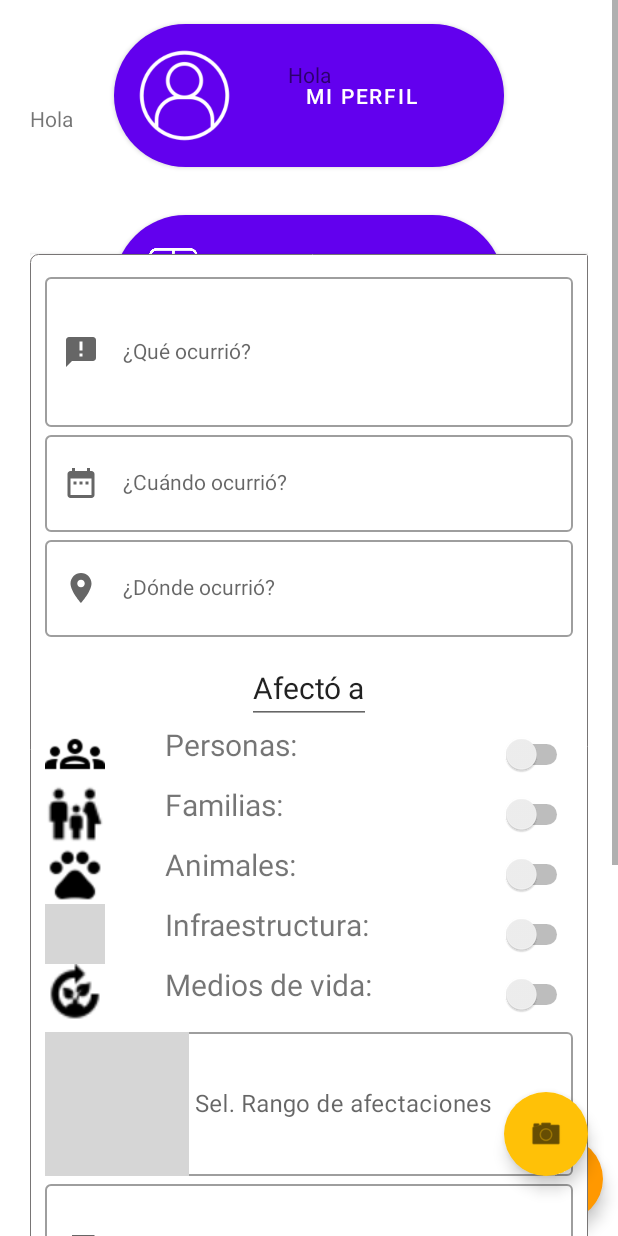
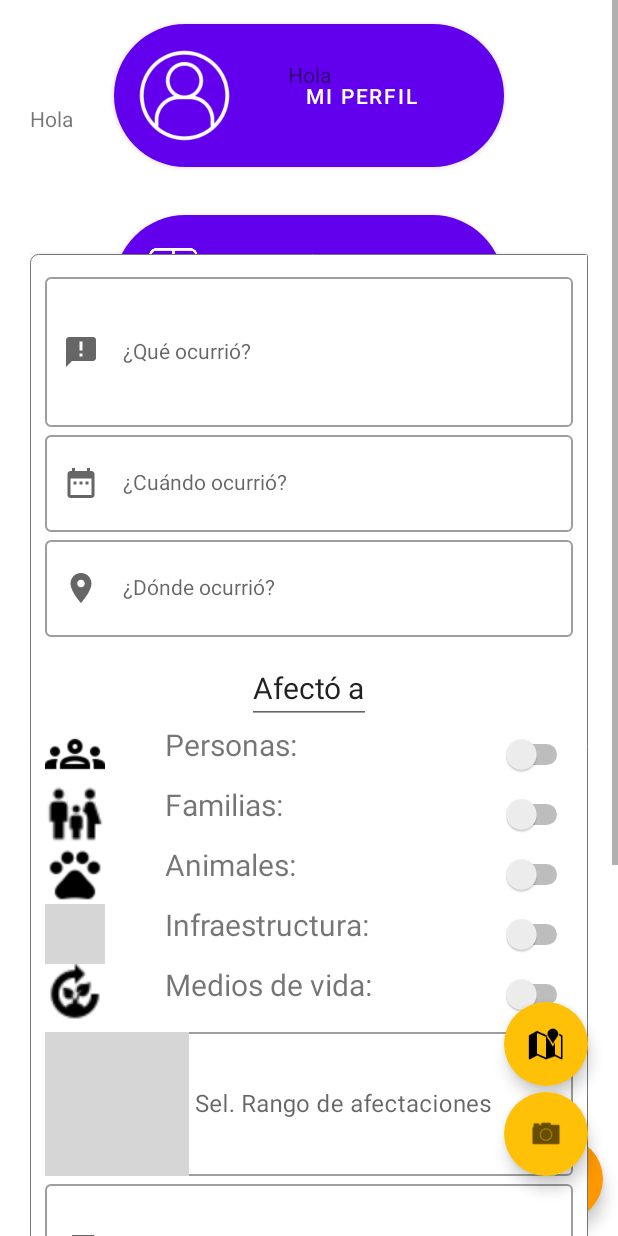
Before and after one commit to dariofa99/AlercomApp, an Android app: the fragment CreateAlertFragment placed in its activity, on a phone screen of 412 x 824 dp. Run offline under Robolectric (Android 15) with nearby library versions, the phone set to English and light mode, and no system bars; pictures from the network do not load; 6 statements that could not run were skipped; grey boxes are pictures that could not be loaded.

Commit message:
feature: se agrego funcionalidad de actualizar alertas

```diff
--- a/app/build.gradle
+++ b/app/build.gradle
@@ -2,6 +2,7 @@ plugins {
     id 'com.android.application'
     id 'org.jetbrains.kotlin.android'
     id("androidx.navigation.safeargs.kotlin")
+    id 'com.google.android.libraries.mapsplatform.secrets-gradle-plugin'
 }
 
 android {
@@ -9,7 +10,7 @@ android {
 
     defaultConfig {
         applicationId "com.alercom.app"
-        minSdk 21
+        minSdk 19
         targetSdk 31
         versionCode 1
         versionName "1.0"
@@ -72,4 +73,6 @@ dependencies {
     // Testing Fragments in Isolation
     debugImplementation("androidx.fragment:fragment-testing:$fragment_version")
     implementation 'com.squareup.picasso:picasso:2.5.2'
+    implementation 'com.google.android.gms:play-services-maps:18.0.2'
+
 }
--- a/app/src/main/java/com/alercom/app/network/ApiRequest.kt
+++ b/app/src/main/java/com/alercom/app/network/ApiRequest.kt
@@ -23,7 +23,7 @@ val cliente:OkHttpClient = OkHttpClient.Builder().apply {
 
 
 val retrofit =  Retrofit.Builder()
-    .baseUrl(BASE_ROOT)
+    .baseUrl(BASE_LOCAL_ROOT)
     .client(cliente)
     .addConverterFactory(GsonConverterFactory.create())
     .addCallAdapterFactory(CoroutineCallAdapterFactory())
--- a/app/src/main/java/com/alercom/app/request/CreateAlert.kt
+++ b/app/src/main/java/com/alercom/app/request/CreateAlertRequest.kt
@@ -2,7 +2,7 @@ package com.alercom.app.request
 
 import com.google.gson.annotations.SerializedName
 
-data class CreateAlert(
+data class CreateAlertRequest(
     @SerializedName("event_description"           ) val eventDescription: String? = null,
     @SerializedName("event_date"                  ) val eventDate: String?  = null,
     @SerializedName("event_place"                 ) val eventPlace: String?  = null,
--- a/app/src/main/java/com/alercom/app/response/alerts/create/CreateAlert.kt
+++ b/app/src/main/java/com/alercom/app/response/alerts/update/UpdateAlertResponse.kt
@@ -4,7 +4,7 @@ package com.alercom.app.response.alerts.create
 import com.alercom.app.data.model.Alert
 import com.google.gson.annotations.SerializedName
 
-data class CreateAlert(
+data class UpdateAlertResponse(
        @SerializedName("alert"  ) var event  : Alert? = Alert(),
        @SerializedName("errors" ) var errors : ArrayList<String> = arrayListOf()
 
--- a/app/src/main/java/com/alercom/app/services/AlertService.kt
+++ b/app/src/main/java/com/alercom/app/services/AlertService.kt
@@ -1,7 +1,8 @@
 package com.alercom.app.services
 
 
-import com.alercom.app.response.alerts.create.CreateAlert
+import com.alercom.app.request.CreateAlertRequest
+import com.alercom.app.response.alerts.create.UpdateAlertResponse
 import com.alercom.app.response.alerts.edit.EditAlertResponse
 import com.alercom.app.response.alerts.list.ListAlertResponse
 import okhttp3.MultipartBody
@@ -15,12 +16,19 @@ interface AlertService {
 
     @Multipart
     @POST("api/v1/events")
-    fun store(@PartMap map: HashMap<String, RequestBody>, @Part image: MultipartBody.Part): Call<CreateAlert>
+    fun store(@PartMap map: HashMap<String, RequestBody>, @Part image: MultipartBody.Part): Call<UpdateAlertResponse>
     @POST("api/v1/events")
-    fun storeWithOuImage(@Body eventAlert: com.alercom.app.request.CreateAlert): Call<CreateAlert>
+    fun storeWithOuImage(@Body eventAlertRequest: CreateAlertRequest): Call<UpdateAlertResponse>
     @GET("api/v1/events")
     fun index(): Call<ListAlertResponse>
 
     @GET("api/v1/events/{alert_id}/edit")
     fun edit(@Path("alert_id") alert_id: Int?): Call<EditAlertResponse>
+
+    @Multipart
+    @POST("api/v1/events/{id}")
+    fun update(@Path("id") id: Int?,@PartMap map: HashMap<String, RequestBody>, @Part image: MultipartBody.Part): Call<UpdateAlertResponse>
+    @POST("api/v1/events/{id}")
+    fun updateWithOuImage(@Path("id") id: Int?,@Body eventAlertRequest: CreateAlertRequest): Call<UpdateAlertResponse>
+
 }
--- a/app/src/main/java/com/alercom/app/ui/alerts/CreateAlertViewModel.kt
+++ b/app/src/main/java/com/alercom/app/ui/alerts/CreateAlertViewModel.kt
@@ -7,10 +7,10 @@ import com.alercom.app.data.model.Alert
 import com.alercom.app.data.model.Reference
 import com.alercom.app.repositories.AlertRepository
 import com.alercom.app.repositories.ReferenceRepository
-import com.alercom.app.request.CreateAlert
+import com.alercom.app.request.CreateAlertRequest
 import com.alercom.app.response.ErrorResponse
-import com.alercom.app.response.alerts.create.CreateAlertResult
-import com.alercom.app.response.alerts.create.OnCreateAlertResult
+import com.alercom.app.response.alerts.create.UpdateAlertResult
+import com.alercom.app.response.alerts.create.OnUpdateAlertResult
 import com.alercom.app.response.references.affectsranges.AffectsRangeResult
 import com.alercom.app.response.references.affectsranges.OnAffectsRangeResponse
 import java.io.File
@@ -22,8 +22,8 @@ class CreateAlertViewModel (private val affectsRangeRepository: ReferenceReposit
     private val _rangesResult = MutableLiveData<AffectsRangeResult>()
     val rangesResult: LiveData<AffectsRangeResult> = _rangesResult
 
-    private  val _eventReportResult = MutableLiveData<CreateAlertResult>()
-    val eventReportResult: LiveData<CreateAlertResult> = _eventReportResult
+    private  val _eventReportResult = MutableLiveData<UpdateAlertResult>()
+    val eventReportResult: LiveData<UpdateAlertResult> = _eventReportResult
 
 
 
@@ -41,32 +41,22 @@ class CreateAlertViewModel (private val affectsRangeRepository: ReferenceReposit
         })
     }
 
-    fun store(newAlert: CreateAlert,file: File?) {
+    fun store(newAlertRequest: CreateAlertRequest, file: File?) {
 
-        eventReportRepository.store(newAlert,file, object : OnCreateAlertResult {
+        eventReportRepository.store(newAlertRequest,file, object : OnUpdateAlertResult {
             override fun success(eventReport: Alert?) {
-                _eventReportResult?.value = CreateAlertResult(success = eventReport)
+                _eventReportResult?.value = UpdateAlertResult(success = eventReport)
             }
-
             override fun unautorize(errorResponse: ErrorResponse) {
 
             }
-
             override fun error(errorResponse: ErrorResponse) {
-
             }
 
             override fun errors(errors: ArrayList<String>?) {
-
-                _eventReportResult?.value = CreateAlertResult(errors = errors)
-
+                _eventReportResult?.value = UpdateAlertResult(errors = errors)
                 System.out.println(errors)
-
-
-
-
             }
-
         })
     }
 }
--- a/app/src/main/res/layout/create_alert_fragment.xml
+++ b/app/src/main/res/layout/create_alert_fragment.xml
@@ -352,6 +352,18 @@
         android:layout_marginStart="10dp"
         android:layout_marginTop="10dp"
         android:layout_marginEnd="20dp"
+        android:layout_marginBottom="100dp"
+        android:id="@+id/btnOpenMaps"
+        app:icon="@android:drawable/ic_dialog_map"/>
+
+    <com.google.android.material.floatingactionbutton.ExtendedFloatingActionButton
+        android:layout_width="match_parent"
+        android:layout_height="match_parent"
+        android:layout_alignParentEnd="true"
+        android:layout_alignParentBottom="true"
+        android:layout_marginStart="10dp"
+        android:layout_marginTop="10dp"
+        android:layout_marginEnd="20dp"
         android:layout_marginBottom="40dp"
         android:id="@+id/btnTakePhoto"
         app:icon="@android:drawable/ic_menu_camera"/>
--- /dev/null
+++ b/app/src/main/res/values/google_api_key.xml
@@ -0,0 +1,4 @@
+<?xml version="1.0" encoding="utf-8"?>
+<resources>
+    <string templateMergeStrategy="preserve" translatable="false" name="google_api_key" >AIzaSyBdJYQ4FJGL7x09Q2sktR7OBiZGWpbAOz8</string>
+</resources>
--- a/app/src/main/res/values/themes.xml
+++ b/app/src/main/res/values/themes.xml
@@ -7,7 +7,7 @@
         <item name="colorOnPrimary">@color/white</item>
         <!-- Secondary brand color. -->
         <item name="colorSecondary">#FFC107</item>
-        <item name="colorSecondaryVariant">@color/teal_700</item>
+        <item name="colorSecondaryVariant">@color/purple_500</item>
         <item name="colorOnSecondary">@color/black</item>
         <!-- Status bar color. -->
         <item name="android:statusBarColor" tools:targetApi="l">?attr/colorPrimaryVariant</item>
@@ -21,7 +21,7 @@
         <item name="colorOnPrimary">@color/white</item>
         <!-- Secondary brand color. -->
         <item name="colorSecondary">#FF9800</item>
-        <item name="colorSecondaryVariant">#4CAF50</item>
+        <item name="colorSecondaryVariant">#B23EF1</item>
         <item name="colorOnSecondary">@color/black</item>
         <!-- Status bar color. -->
         <item name="android:statusBarColor" tools:targetApi="l">?attr/colorPrimaryVariant</item>
--- a/build.gradle
+++ b/build.gradle
@@ -6,6 +6,7 @@ buildscript {
     dependencies {
         def nav_version = "2.4.1"
         classpath("androidx.navigation:navigation-safe-args-gradle-plugin:$nav_version")
+        classpath "com.google.android.libraries.mapsplatform.secrets-gradle-plugin:secrets-gradle-plugin:2.0.0"
     }
 }
 
```
Also changed, not shown: app/src/main/AndroidManifest.xml (+5 -2 lines), app/src/main/java/com/alercom/app/repositories/AlertRepository.kt (+66 -30 lines), app/src/main/java/com/alercom/app/response/alerts/create/CreateAlertResponse.kt (added, +11 -0 lines), app/src/main/java/com/alercom/app/response/alerts/update/OnUpdateAlertResult.kt (added, +12 -0 lines), app/src/main/java/com/alercom/app/response/alerts/update/UpdateAlertResult.kt (added, +13 -0 lines), app/src/main/java/com/alercom/app/ui/alerts/CreateAlertFragment.kt (+3 -9 lines), app/src/main/java/com/alercom/app/ui/alerts/edit/EditAlertFragment.kt (+79 -14 lines), app/src/main/java/com/alercom/app/ui/alerts/edit/EditAlertViewModel.kt (+30 -2 lines), app/src/main/res/layout/edit_alert_fragment.xml (+3 -4 lines).
